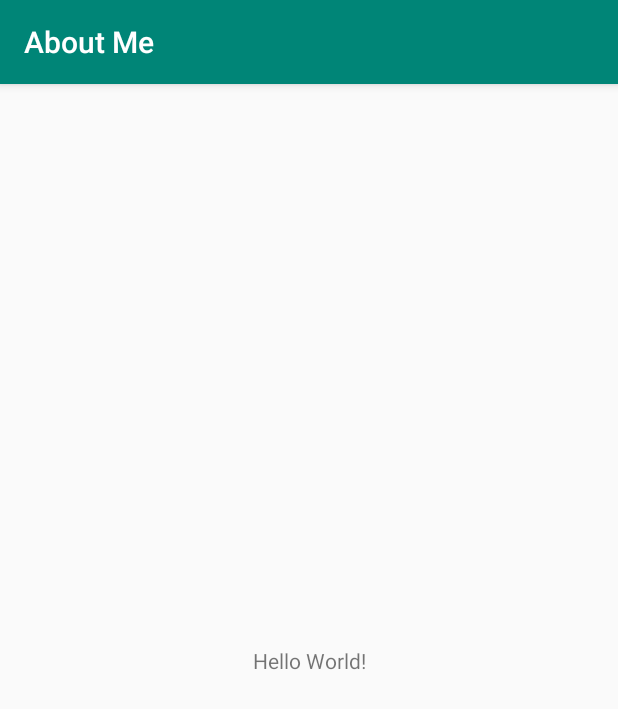
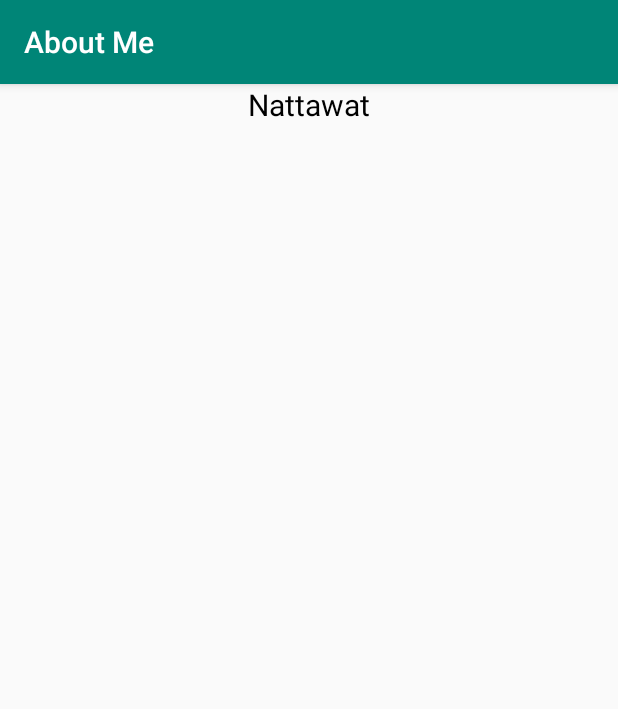
Before and after one commit to jamessolong/Git2.2, an Android app: the screen it shows after launch (MainActivity), on a phone screen of 412 x 824 dp. Shown: the top 709 px of the screen. Run offline under Robolectric (Android 15) with nearby library versions, the phone set to English and light mode, and no system bars.

Commit message:
Add Auther

```diff
--- a/app/src/main/res/layout/activity_main.xml
+++ b/app/src/main/res/layout/activity_main.xml
@@ -1,19 +1,16 @@
 <?xml version="1.0" encoding="utf-8"?>
-<androidx.constraintlayout.widget.ConstraintLayout
+<LinearLayout
         xmlns:android="http://schemas.android.com/apk/res/android"
         xmlns:tools="http://schemas.android.com/tools"
         xmlns:app="http://schemas.android.com/apk/res-auto"
         android:layout_width="match_parent"
-        android:layout_height="match_parent"
-        tools:context=".MainActivity">
+        android:layout_height="wrap_content"
+        android:orientation="vertical"
+        tools:context=".MainActivity" android:id="@+id/LinearLayout">
 
     <TextView
-            android:layout_width="wrap_content"
-            android:layout_height="wrap_content"
-            android:text="Hello World!"
-            app:layout_constraintBottom_toBottomOf="parent"
-            app:layout_constraintLeft_toLeftOf="parent"
-            app:layout_constraintRight_toRightOf="parent"
-            app:layout_constraintTop_toTopOf="parent"/>
-
-</androidx.constraintlayout.widget.ConstraintLayout>
+            android:text="@string/name"
+            android:layout_width="match_parent"
+            android:layout_height="wrap_content" android:id="@+id/name_text" android:textSize="@dimen/text_size"
+            android:textColor="@android:color/black" android:textAlignment="center"/>
+</LinearLayout>
--- /dev/null
+++ b/app/src/main/res/values/dimens.xml
@@ -0,0 +1,4 @@
+<?xml version="1.0" encoding="utf-8"?>
+<resources>
+    <dimen name="text_size">20sp</dimen>
+</resources>
--- a/app/src/main/res/values/strings.xml
+++ b/app/src/main/res/values/strings.xml
@@ -1,3 +1,4 @@
 <resources>
     <string name="app_name">About Me</string>
+    <string name="name">Nattawat</string>
 </resources>
```
